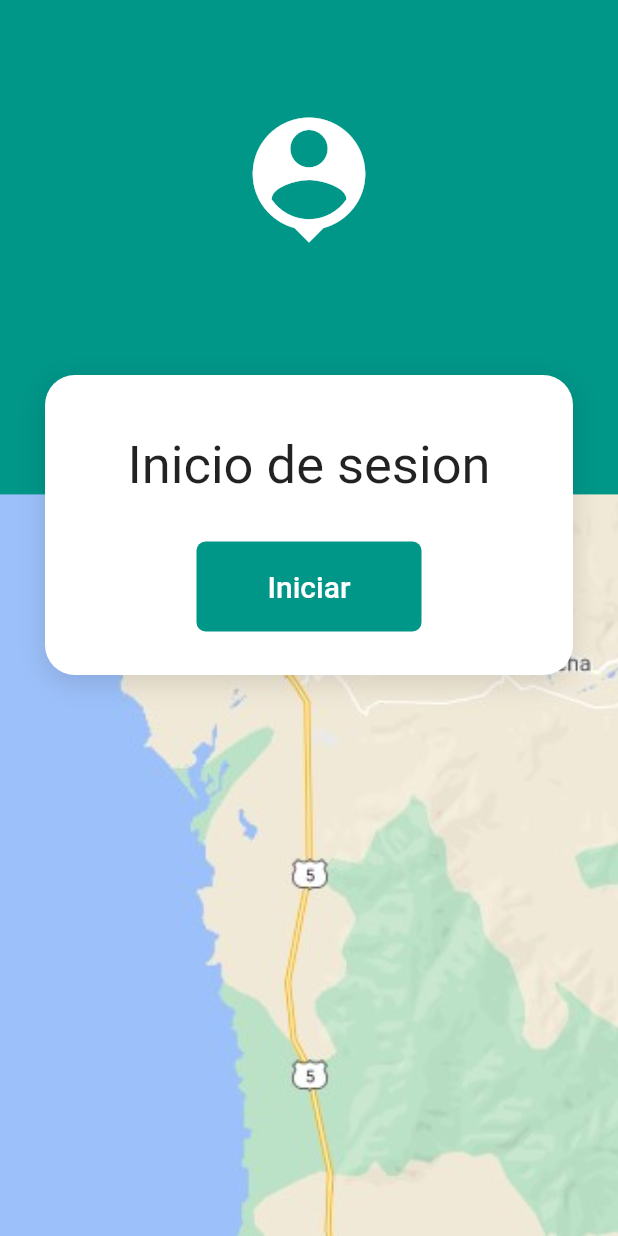
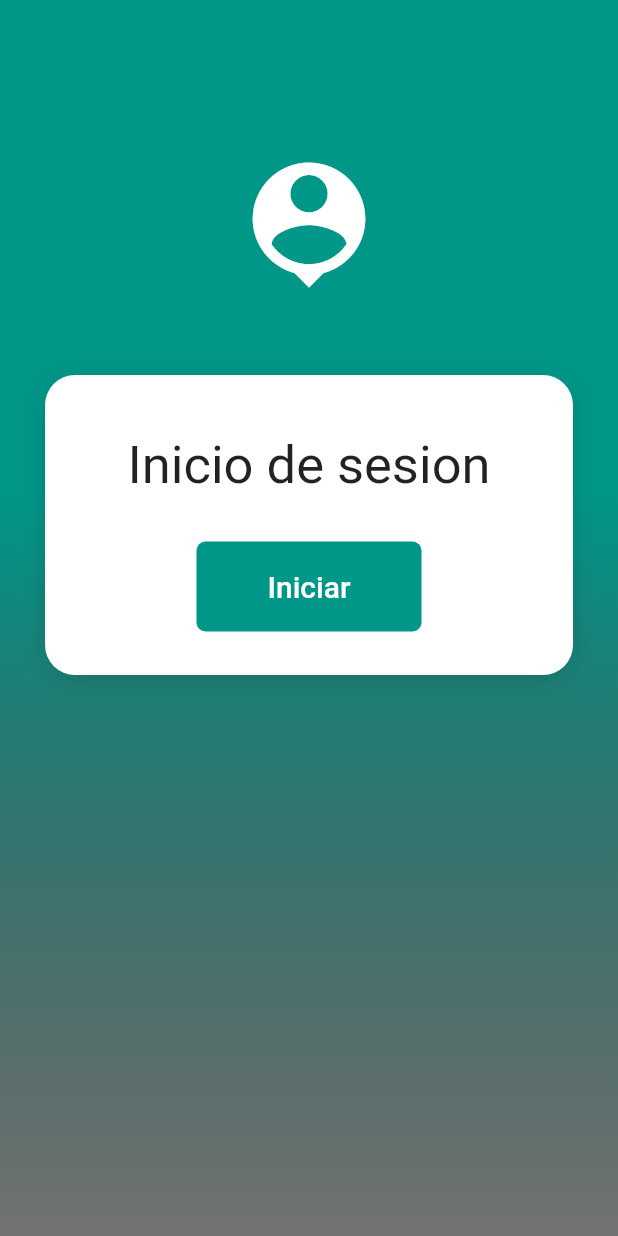
Before and after one commit to LuisSP97/app-sismos-cpyd, a Flutter app: the screen it shows after launch, on a phone screen of 412 x 824 dp. Run offline on Flutter 3.47's test engine with Material 2 defaults, Android fonts, the phone set to English and light mode, and no system bars; our stand-ins replace google_maps_flutter, google_sign_in; network calls fail.

Commit message:
Se elimina fondo de pantalla de inicio de sesion

```diff
--- a/lib/src/widgets/sign_in_background.dart
+++ b/lib/src/widgets/sign_in_background.dart
@@ -10,12 +10,17 @@ class SignInBackground extends StatelessWidget {
     return Container(
       height: double.infinity,
       width: double.infinity,
-      decoration: const BoxDecoration(
-          image: DecorationImage(
-              image: AssetImage('assets/map.jpg'), fit: BoxFit.cover)),
       child: Stack(
         children: [_TealBox(), _HeaderIcon(), child],
       ),
+      decoration: BoxDecoration(
+          color: Colors.blueGrey,
+          backgroundBlendMode: BlendMode.darken,
+          gradient: LinearGradient(
+              begin: Alignment.topCenter,
+              end: Alignment.bottomCenter,
+              stops: [0.4, 1],
+              colors: [Colors.teal, Colors.black54])),
     );
   }
 }
@@ -27,7 +32,7 @@ class _HeaderIcon extends StatelessWidget {
     return SafeArea(
         child: Container(
             width: double.infinity,
-            margin: const EdgeInsets.only(top: 70),
+            margin: const EdgeInsets.only(top: 100),
             child:
                 const Icon(Icons.person_pin, color: Colors.white, size: 100)));
   }
```
Also changed, not shown: assets/map.jpg (deleted), assets/signin_map.jpg (deleted).
